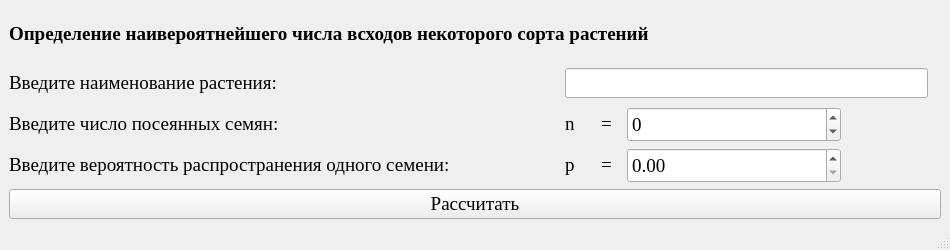
First picture: the form in files/MainWindow.ui, repository Vovadoes/DMPNSCPV, before the edit.
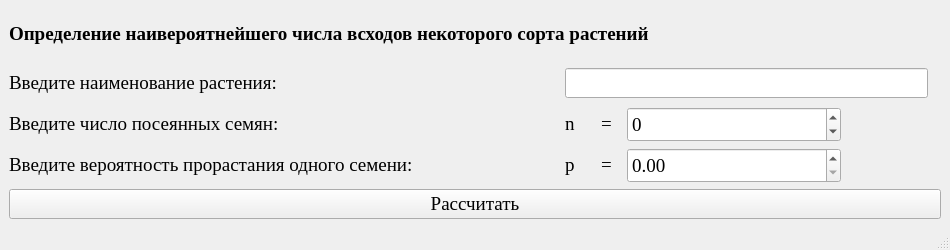
Second picture: the form after the edit.

```diff
--- a/files/MainWindow.ui
+++ b/files/MainWindow.ui
@@ -243,7 +243,7 @@
            </font>
           </property>
           <property name="text">
-           <string>&lt;html&gt;&lt;head/&gt;&lt;body&gt;&lt;p&gt;Введите вероятность распространения одного семени:&lt;/p&gt;&lt;/body&gt;&lt;/html&gt;</string>
+           <string>&lt;html&gt;&lt;head/&gt;&lt;body&gt;&lt;p&gt;Введите вероятность прорастания одного семени:&lt;/p&gt;&lt;/body&gt;&lt;/html&gt;</string>
           </property>
          </widget>
         </item>
```
